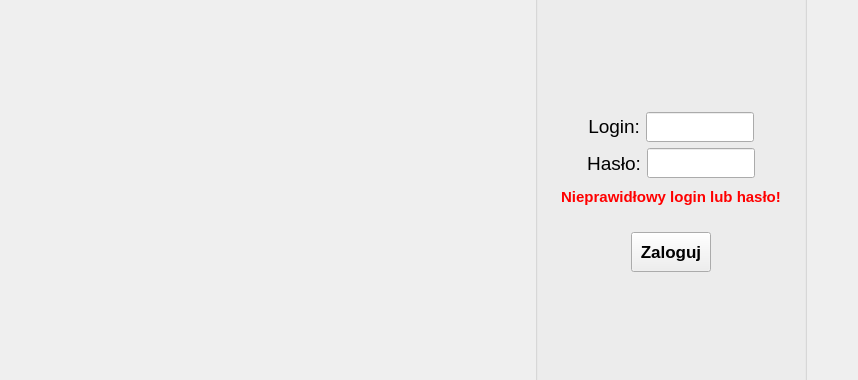
ZaluskiDominik/advertiser, file client/loginwidget.ui: the form before one commit; both pictures show x 0 to 858 and y 89 to 469 of the 858 by 559 pixel window.
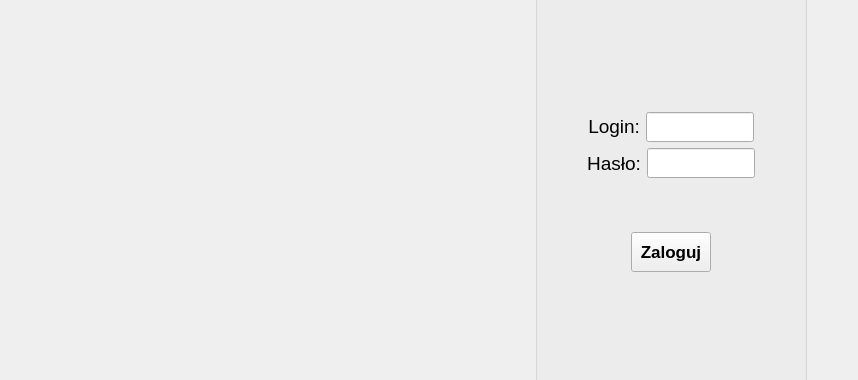
The form after the commit. Icons and pictures are not drawn.

What changed in the file:
```diff
--- a/client/loginwidget.ui
+++ b/client/loginwidget.ui
@@ -33,7 +33,7 @@
      </property>
     </spacer>
    </item>
-   <item alignment="Qt::AlignVCenter">
+   <item>
     <widget class="QLabel" name="label_3">
      <property name="sizePolicy">
       <sizepolicy hsizetype="Expanding" vsizetype="Expanding">
@@ -281,6 +281,12 @@
       </item>
       <item>
        <widget class="QLabel" name="loginErr">
+        <property name="minimumSize">
+         <size>
+          <width>0</width>
+          <height>18</height>
+         </size>
+        </property>
         <property name="font">
          <font>
           <pointsize>11</pointsize>
@@ -292,7 +298,7 @@
          <string notr="true">color: red;</string>
         </property>
         <property name="text">
-         <string>Nieprawidłowy login lub hasło!</string>
+         <string/>
         </property>
         <property name="alignment">
          <set>Qt::AlignCenter</set>
```
